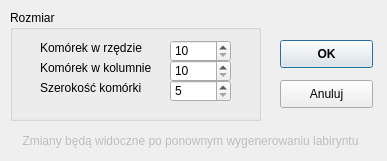
This is dialog.ui in Maxhebda/Labyrinth as Qt 5 draws it before an edit. The edited form follows.
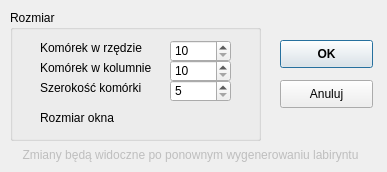
This is the edited form.

```diff
--- a/dialog.ui
+++ b/dialog.ui
@@ -10,7 +10,7 @@
     <x>0</x>
     <y>0</y>
     <width>387</width>
-    <height>161</height>
+    <height>172</height>
    </rect>
   </property>
   <property name="windowTitle">
@@ -37,7 +37,7 @@
      <x>10</x>
      <y>10</y>
      <width>251</width>
-     <height>111</height>
+     <height>131</height>
     </rect>
    </property>
    <property name="title">
@@ -130,6 +130,41 @@
      <number>100</number>
     </property>
    </widget>
+   <widget class="QLabel" name="label_5">
+    <property name="enabled">
+     <bool>true</bool>
+    </property>
+    <property name="geometry">
+     <rect>
+      <x>30</x>
+      <y>100</y>
+      <width>121</width>
+      <height>16</height>
+     </rect>
+    </property>
+    <property name="text">
+     <string>Rozmiar okna</string>
+    </property>
+   </widget>
+   <widget class="QLabel" name="label_6">
+    <property name="enabled">
+     <bool>false</bool>
+    </property>
+    <property name="geometry">
+     <rect>
+      <x>150</x>
+      <y>100</y>
+      <width>81</width>
+      <height>16</height>
+     </rect>
+    </property>
+    <property name="text">
+     <string/>
+    </property>
+    <property name="alignment">
+     <set>Qt::AlignCenter</set>
+    </property>
+   </widget>
   </widget>
   <widget class="QPushButton" name="pushButton">
    <property name="geometry">
@@ -170,7 +205,7 @@
    <property name="geometry">
     <rect>
      <x>10</x>
-     <y>130</y>
+     <y>144</y>
      <width>361</width>
      <height>21</height>
     </rect>
```
Left out of the diff: 9 changed lines with no effect on the pictures.
